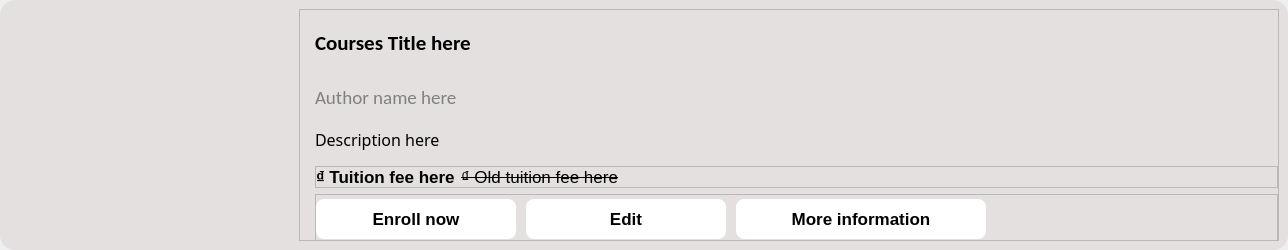
Above: ui_files/card.ui from SharkTien/Tengee before the change. Below: the same form after it.
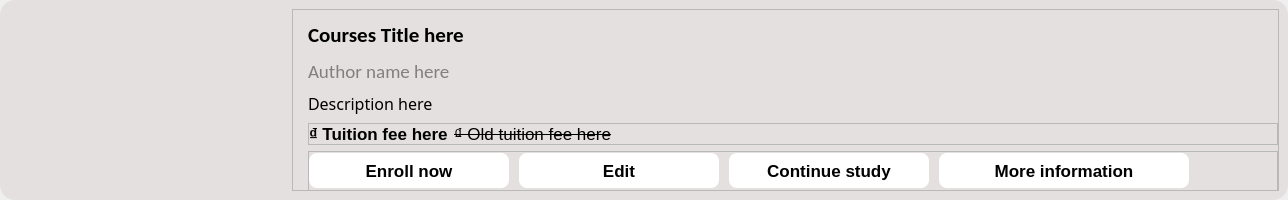
That is the form after the change. Icons and pictures are not drawn.

Diff of the .ui file:
```diff
--- a/ui_files/card.ui
+++ b/ui_files/card.ui
@@ -7,7 +7,7 @@
     <x>0</x>
     <y>0</y>
     <width>1288</width>
-    <height>250</height>
+    <height>200</height>
    </rect>
   </property>
   <property name="minimumSize">
@@ -19,7 +19,7 @@
   <property name="maximumSize">
    <size>
     <width>16777215</width>
-    <height>250</height>
+    <height>200</height>
    </size>
   </property>
   <property name="windowTitle">
@@ -95,14 +95,14 @@
        <widget class="QFrame" name="cardimg">
         <property name="minimumSize">
          <size>
-          <width>280</width>
-          <height>180</height>
+          <width>273</width>
+          <height>153</height>
          </size>
         </property>
         <property name="maximumSize">
          <size>
-          <width>280</width>
-          <height>180</height>
+          <width>273</width>
+          <height>153</height>
          </size>
         </property>
         <property name="autoFillBackground">
@@ -156,7 +156,13 @@
            <property name="minimumSize">
             <size>
              <width>150</width>
-             <height>65</height>
+             <height>50</height>
+            </size>
+           </property>
+           <property name="maximumSize">
+            <size>
+             <width>16777215</width>
+             <height>50</height>
             </size>
            </property>
            <property name="font">
@@ -186,13 +192,13 @@
            <property name="minimumSize">
             <size>
              <width>150</width>
-             <height>45</height>
+             <height>30</height>
             </size>
            </property>
            <property name="maximumSize">
             <size>
              <width>16777215</width>
-             <height>20</height>
+             <height>30</height>
             </size>
            </property>
            <property name="font">
@@ -219,13 +225,13 @@
            <property name="minimumSize">
             <size>
              <width>0</width>
-             <height>50</height>
+             <height>25</height>
             </size>
            </property>
            <property name="maximumSize">
             <size>
              <width>16777215</width>
-             <height>200</height>
+             <height>25</height>
             </size>
            </property>
            <property name="font">
@@ -237,6 +243,9 @@
            <property name="text">
             <string>Description here</string>
            </property>
+           <property name="alignment">
+            <set>Qt::AlignLeading|Qt::AlignLeft|Qt::AlignTop</set>
+           </property>
            <property name="wordWrap">
             <bool>true</bool>
            </property>
@@ -320,7 +329,7 @@
            <property name="minimumSize">
             <size>
              <width>0</width>
-             <height>50</height>
+             <height>40</height>
             </size>
            </property>
            <property name="frameShape">
@@ -350,7 +359,7 @@
               <property name="minimumSize">
                <size>
                 <width>200</width>
-                <height>40</height>
+                <height>35</height>
                </size>
               </property>
               <property name="maximumSize">
@@ -379,7 +388,7 @@
               <property name="minimumSize">
                <size>
                 <width>200</width>
-                <height>40</height>
+                <height>35</height>
                </size>
               </property>
               <property name="maximumSize">
@@ -403,12 +412,41 @@
               </property>
              </widget>
             </item>
+            <item>
+             <widget class="QPushButton" name="continue_study">
+              <property name="minimumSize">
+               <size>
+                <width>200</width>
+                <height>35</height>
+               </size>
+              </property>
+              <property name="maximumSize">
+               <size>
+                <width>200</width>
+                <height>16777215</height>
+               </size>
+              </property>
+              <property name="font">
+               <font>
+                <pointsize>13</pointsize>
+                <weight>75</weight>
+                <bold>true</bold>
+               </font>
+              </property>
+              <property name="cursor">
+               <cursorShape>PointingHandCursor</cursorShape>
+              </property>
+              <property name="text">
+               <string>Continue study</string>
+              </property>
+             </widget>
+            </item>
             <item>
              <widget class="QPushButton" name="more_information">
               <property name="minimumSize">
                <size>
                 <width>250</width>
-                <height>40</height>
+                <height>35</height>
                </size>
               </property>
               <property name="maximumSize">
```
Left out of the diff: 2 changed lines with no effect on the pictures.
